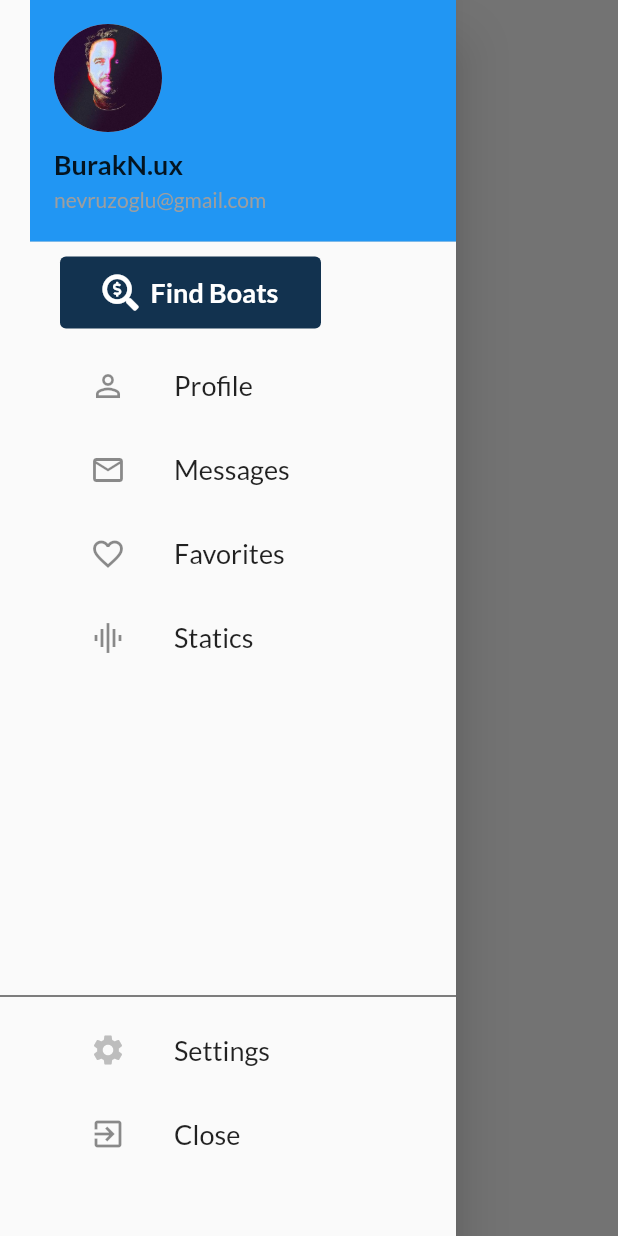
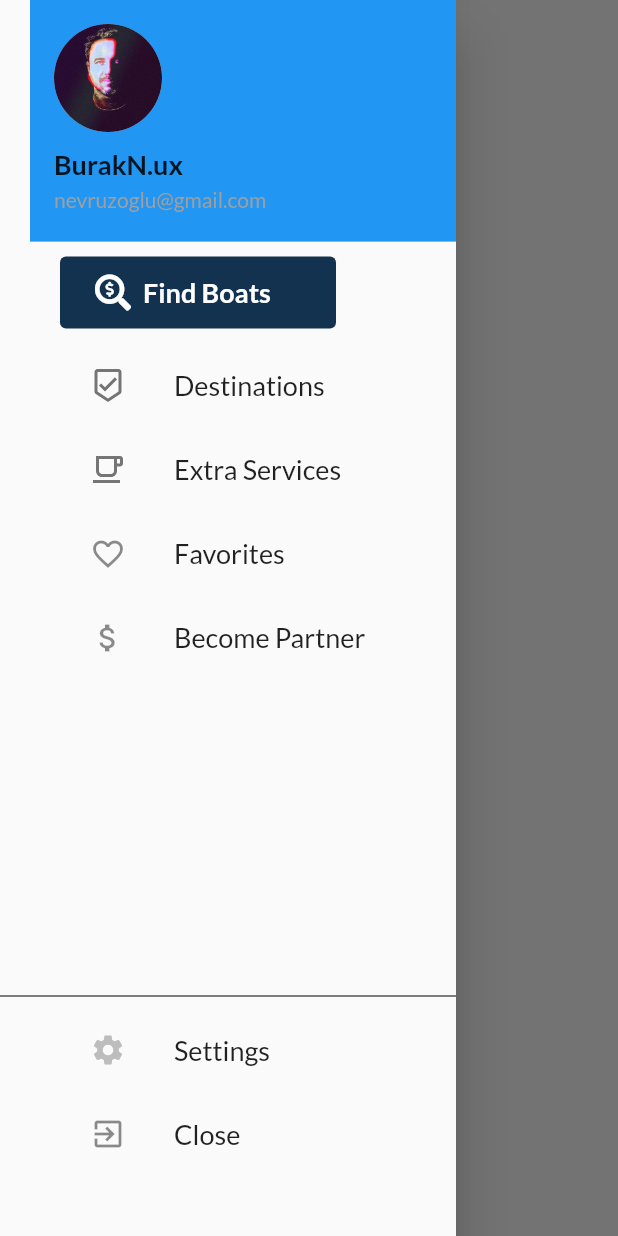
Before and after one commit to nevruzoglu/DrawerNavigate, a Flutter app: the screen it shows after launch, with the side drawer open, on a phone screen of 412 x 824 dp. Run offline on Flutter 3.47's test engine with Material 2 defaults, Android fonts, the phone set to English and light mode, and no system bars; our stand-ins replace flutter_svg, font_awesome_flutter.

Commit message:
svg imported

```diff
--- a/lib/main.dart
+++ b/lib/main.dart
@@ -1,8 +1,15 @@
 import 'package:flutter/material.dart';
 import 'new_page.dart';
 import 'package:font_awesome_flutter/font_awesome_flutter.dart';
+import 'package:flutter_svg/svg.dart';
 
 void main() => runApp(MyApp());
+
+//* Svg define  -------------------
+final String placeIcon = 'assets/beenhere-24px.svg';
+final String extraServiceIcon = 'assets/local_cafe-24px.svg';
+
+// --------------------------------------
 
 class MyApp extends StatelessWidget {
   @override
@@ -56,7 +63,7 @@ class HomePage extends StatelessWidget {
                           backgroundImage: AssetImage('screens/52828295.jpg')),
                     ),
                     Container(
-                      padding: EdgeInsets.fromLTRB(40, 10, 90, 10),
+                      padding: EdgeInsets.fromLTRB(40, 10, 80, 10),
                       child: FlatButton.icon(
                         icon: Icon(FontAwesomeIcons.searchDollar),
 
@@ -69,14 +76,17 @@ class HomePage extends StatelessWidget {
                           style: TextStyle(
                               fontWeight: FontWeight.w700, fontSize: 18),
                         ),
-                        padding: EdgeInsets.fromLTRB(0, 12, 0, 12),
+                        padding: EdgeInsets.fromLTRB(0, 12, 20, 12),
                         shape: RoundedRectangleBorder(
                             borderRadius: BorderRadius.circular(4)),
                       ),
                     ),
                     ListTile(
-                        leading: Icon(Icons.person_outline),
-                        title: Text('Profile',
+                        leading: SvgPicture.asset(
+                          placeIcon,
+                          color: Colors.grey.shade600,
+                        ),
+                        title: Text('Destinations',
                             style: Theme.of(context).textTheme.body1
                             // .copyWith(fontWeight: FontWeight.bold), // can add extra style to theme
                             ),
@@ -89,9 +99,12 @@ class HomePage extends StatelessWidget {
                                   NewPage("Buy Boats")));
                         }),
                     ListTile(
-                        leading: Icon(Icons.mail_outline),
+                        leading: SvgPicture.asset(
+                          extraServiceIcon,
+                          color: Colors.grey.shade600,
+                        ),
                         title: Text(
-                          'Messages',
+                          'Extra Services',
                           style: Theme.of(context).textTheme.body1,
                         ),
                         // trailing: Icon(Icons.arrow_right),
@@ -117,9 +130,9 @@ class HomePage extends StatelessWidget {
                                   NewPage("Rent Boats")));
                         }),
                     ListTile(
-                        leading: Icon(Icons.graphic_eq),
+                        leading: Icon(Icons.attach_money),
                         title: Text(
-                          'Statics',
+                          'Become Partner',
                           style: Theme.of(context).textTheme.body1,
                         ),
                         // trailing: Icon(Icons.arrow_right),
--- a/pubspec.yaml
+++ b/pubspec.yaml
@@ -20,6 +20,7 @@ dependencies:
   flutter:
     sdk: flutter
   font_awesome_flutter: ^8.5.0
+  flutter_svg: ^0.17.1
 
   # The following adds the Cupertino Icons font to your application.
   # Use with the CupertinoIcons class for iOS style icons.
@@ -42,6 +43,7 @@ flutter:
   # To add assets to your application, add an assets section, like this:
   assets:
     - screens/
+    - assets/
   #  - images/a_dot_ham.jpeg
   # An image asset can refer to one or more resolution-specific "variants", see
   # https://flutter.dev/assets-and-images/#resolution-aware.
```
Also changed, not shown: assets/beenhere-24px.svg (added), assets/local_cafe-24px.svg (added), pubspec.lock.
